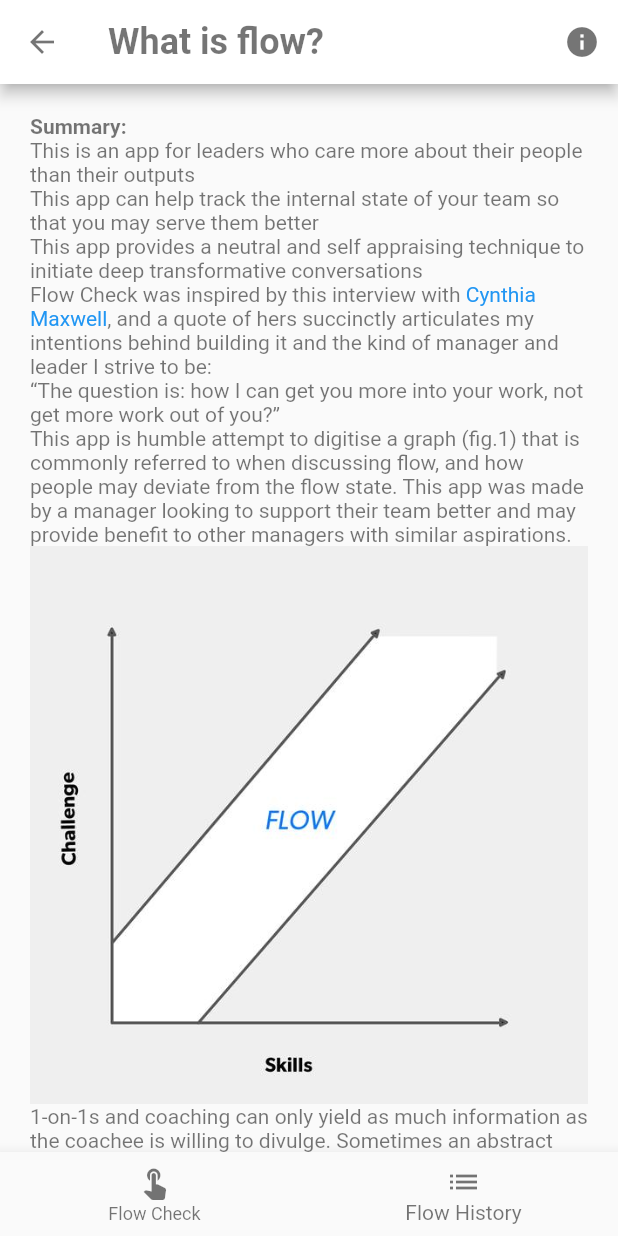
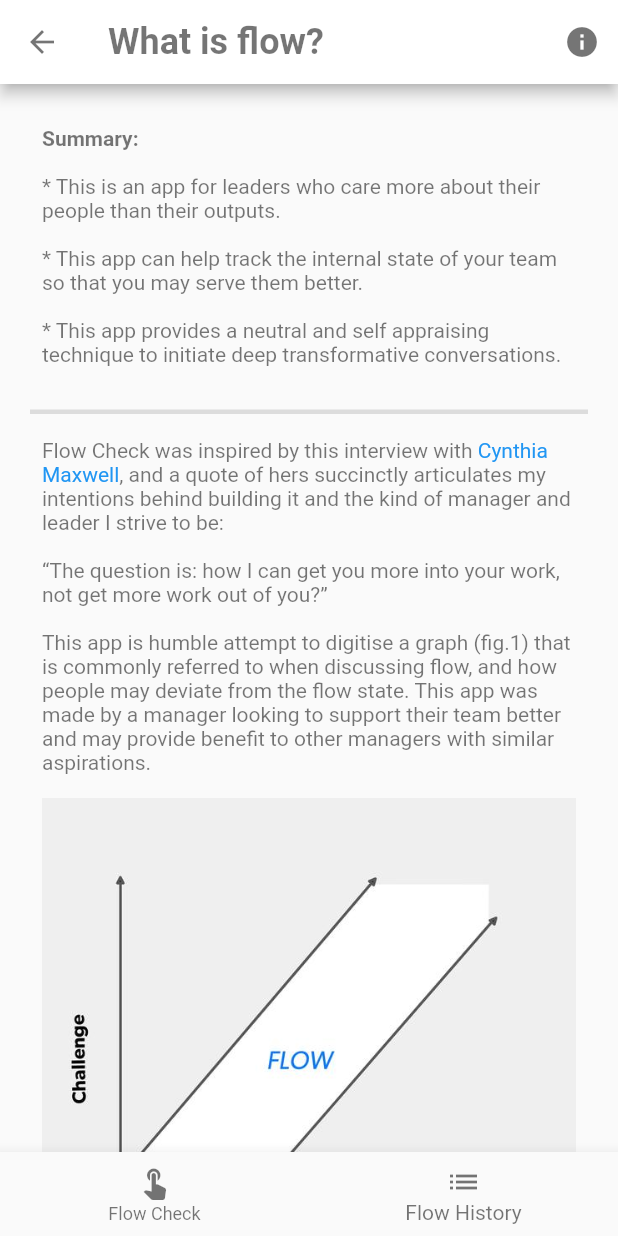
Before and after one commit to aaronmyatt/flow_check, a Flutter app: the FlowInfoPage screen opened by its route, on a phone screen of 412 x 824 dp. Run offline on Flutter 3.47's test engine with Material 2 defaults, Android fonts, the phone set to English and light mode, and no system bars; our stand-ins replace flutter_svg, shared_preferences; missing offline and left inert: feature_discovery, strings; accounts and stored records are empty; statements that could not run were skipped.

Commit message:
styles the flow info view

```diff
--- a/lib/flow_info_page.dart
+++ b/lib/flow_info_page.dart
@@ -20,24 +20,39 @@ class FlowInfoPage extends StatelessWidget {
             padding: EdgeInsets.all(20.0),
             child: Column(
               crossAxisAlignment: CrossAxisAlignment.start,
-              children: <Widget>[
+              children: paragraphs(context),
+            ),
+          ),
+        ));
+  }
+
+  List<Widget> paragraphs(context) {
+    return [
       Text(
         'Summary:',
-                  style: TextStyle(fontWeight: FontWeight.bold),
+        style: TextStyle(
+          fontWeight: FontWeight.bold,
         ),
-                Text(
-                    'This is an app for leaders who care more about their people than their outputs'),
-                Text(
-                    'This app can help track the internal state of your team so that you may serve them better'),
-                Text(
-                    'This app provides a neutral and self appraising technique to initiate deep transformative conversations'),
+      ),
+      Text('''
+* This is an app for leaders who care more about their people than their outputs.
+
+* This app can help track the internal state of your team so that you may serve them better.
+
+* This app provides a neutral and self appraising technique to initiate deep transformative conversations.
+'''),
+      Padding(
+        padding: const EdgeInsets.only(top: 8.0, bottom: 8.0),
+        child: Divider(
+          thickness: 3.0,
+          height: 0.0,
+        ),
+      ),
       RichText(
         text: TextSpan(
             style: Theme.of(context).textTheme.body1,
             children: <TextSpan>[
-                        TextSpan(
-                            text:
-                                'Flow Check was inspired by this interview with '),
+              TextSpan(text: 'Flow Check was inspired by this interview with '),
               TextSpan(
                   text: 'Cynthia Maxwell',
                   style: TextStyle(color: Colors.blue),
@@ -55,7 +70,12 @@ class FlowInfoPage extends StatelessWidget {
           '“The question is: how I can get you more into your work, not get more work out of you?”'),
       Text(
           'This app is humble attempt to digitise a graph (fig.1) that is commonly referred to when discussing flow, and how people may deviate from the flow state. This app was made by a manager looking to support their team better and may provide benefit to other managers with similar aspirations.'),
+      Column(
+        children: <Widget>[
           Image.asset('assets/skill-vs-challenge-better.jpg'),
+          Text('Figure 1')
+        ],
+      ),
       Text(
           '1-on-1s and coaching can only yield as much information as the coachee is willing to divulge. Sometimes an abstract format to rate oneself acts as a more comfortable and simplified format for representing how we feel. With this information the user of this app can glean meaningful information to best support their team and guide team members back towards flow.'),
       Text(
@@ -66,26 +86,35 @@ class FlowInfoPage extends StatelessWidget {
           'Flow is a mental state that you have most likely experienced at one point or another. Recall a time when you felt your most productive, or when a colleague turned to you and said, “wow, you’re really rocking it today!”, or perhaps in school when writing an essay seemed to be effortless, with the words flowing from your fingers.'),
       Text(
           'Flow was named by Mihály Csíkszentmihályi, a pyschologist, in 1975, and wrote an excellent book of the same name. Mihály provided an alternative diagram (that inspired the one this app has adapted) to describe flow (fig 2).'),
-                Image.asset('assets/challenge-vs-skill.png'),
+      Column(
+        children: <Widget>[
+          Image.asset(
+            'assets/challenge-vs-skill.png',
+          ),
+          Text('Figure 2')
+        ],
+      ),
       Text(
-                    '''It is suggested that there are eight (8) criteria for one to experience flow. A person must:
+          '''It is suggested that there are eight(8) criteria for one to experience flow. A person must:
 
-be engaged in a doable task
-be able to focus
-have a clear goal
-receive immediate feedback
-be able to move without worrying
-have a sense of control
-have suspended the sense of self
-have temporarily lost a sense of time
+1) be engaged in a doable task
+2) be able to focus
+3) have a clear goal
+4) receive immediate feedback
+5) be able to move without worrying
+6) have a sense of control
+7) have suspended the sense of self
+8) have temporarily lost a sense of time
 '''),
       Text(
           'Flow is the state where all intrinsically motivated people yield maximum satisfaction from the work they are doing. It is the state we want our team to be in to ensure we are creating a space within which people can enjoy what they do, grow optimally, be free from anxiety or boredom, and, as a pleasant side effect, do their best work for whomever employs them.'),
       Text(
           'Flow Check seeks to be the app to help your team orient towards flow.')
-              ],
-            ),
-          ),
-        ));
+    ].map((p) {
+      if (p is Padding) {
+        return p;
+      }
+      return Padding(padding: const EdgeInsets.all(8.0), child: p);
+    }).toList();
   }
 }
```
Also changed, not shown: 3 other files. Lines whose indentation alone changed are shown as unchanged.
